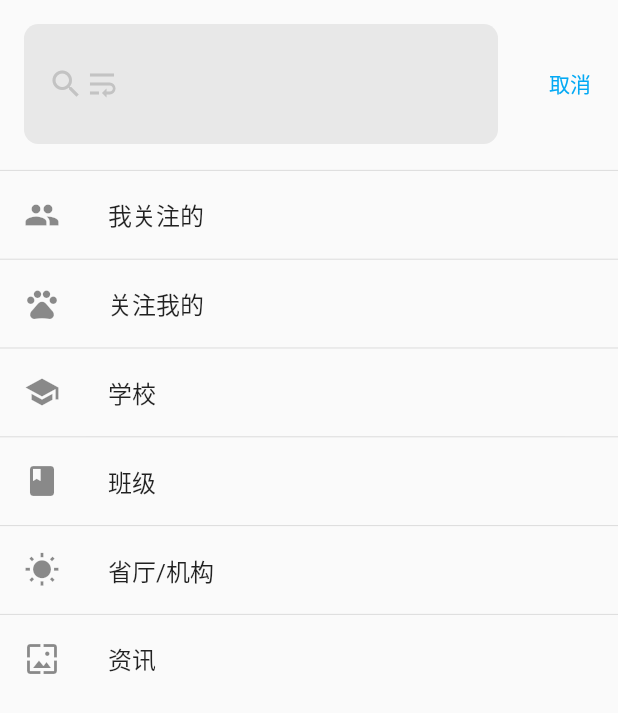
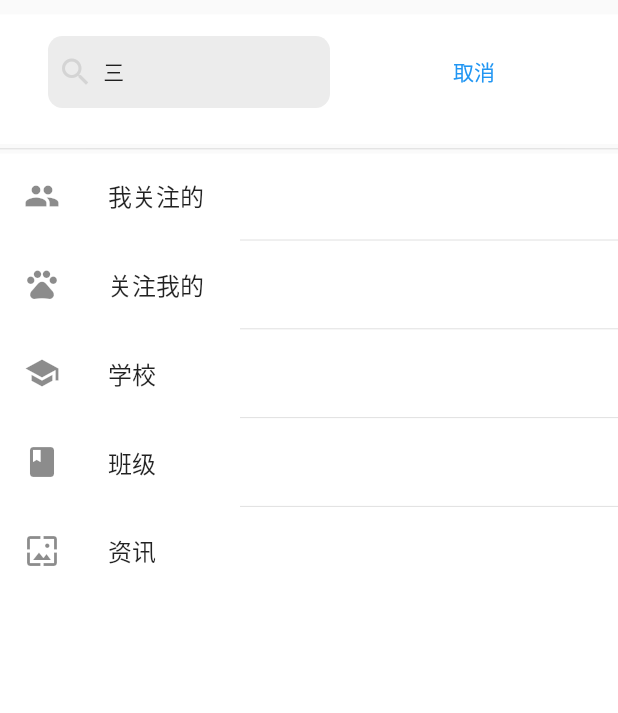
Before and after one commit to Daung/flutter_search, a Flutter app: the screen it shows after launch, after a tap on "取消", on a phone screen of 412 x 824 dp. Shown: the top 713 px of the screen. Run offline on Flutter 3.47's test engine with Material 2 defaults, Android fonts, the phone set to English and light mode, and no system bars.

Commit message:
search模块重构

```diff
--- a/lib/core/data/search_data.dart
+++ b/lib/core/data/search_data.dart
@@ -1,12 +1,18 @@
 import 'package:flutter/material.dart';
 
 class WZSearchData {
-  static Map<Icon, String> initData = {
-    Icon(Icons.people): "我关注的",
-    Icon(Icons.pets): "关注我的",
-    Icon(Icons.school): "学校",
-    Icon(Icons.class_): "班级",
-    Icon(Icons.wb_sunny): "省厅/机构",
-    Icon(Icons.wallpaper): "资讯",
-  };
+  static List<SearchData> datas = [
+    SearchData(Icon(Icons.people), "我关注的"),
+    SearchData(Icon(Icons.pets), "关注我的"),
+    SearchData(Icon(Icons.school), "学校"),
+    SearchData(Icon(Icons.class_), "班级"),
+    SearchData(Icon(Icons.wallpaper), "资讯"),
+  ];
 }
+
+class SearchData {
+  final Icon icon;
+  final String name;
+
+  SearchData(this.icon, this.name);
+}
--- a/lib/main.dart
+++ b/lib/main.dart
@@ -1,96 +1,4 @@
 import 'package:flutter/material.dart';
-import 'package:flutter_search/core/data/search_data.dart';
-import 'package:flutter_search/core/size/size.dart';
-import 'package:flutter_search/ui/mine_focus.dart';
-
-import 'core/extension/int_fit.dart';
-import 'ui/common_search.dart';
+import 'ui/app/app.dart';
 
 void main() => runApp(MyApp());
-
-class MyApp extends StatelessWidget {
-  // This widget is the root of your application.
-  @override
-  Widget build(BuildContext context) {
-    WZDeviceInfo.iniDeviceInfo();
-    return MaterialApp(
-      title: 'Search module',
-      theme: ThemeData(
-        primarySwatch: Colors.lightBlue,
-      ),
-      initialRoute: MyHomePage.routeName,
-      routes: {
-        MyHomePage.routeName: (context) => MyHomePage(),
-        WZMineFocusPage.routeName: (context) => WZMineFocusPage(),
-      },
-      debugShowCheckedModeBanner: false,
-    );
-  }
-}
-
-class MyHomePage extends StatelessWidget {
-  static const routeName = "/";
-
-  const MyHomePage({Key key}) : super(key: key);
-
-  @override
-  Widget build(BuildContext context) {
-    return Scaffold(
-      body: WZBodyContent(),
-    );
-  }
-}
-
-class WZBodyContent extends StatelessWidget {
-  const WZBodyContent({Key key}) : super(key: key);
-
-  @override
-  Widget build(BuildContext context) {
-    return SafeArea(
-      child: Container(
-        child: Column(
-          children: [
-            WZSearchWidget(),
-            Divider(height: 1.px),
-            WZSearchDataWidget(),
-          ],
-        ),
-      ),
-    );
-  }
-}
-
-class WZSearchDataWidget extends StatelessWidget {
-  const WZSearchDataWidget({Key key}) : super(key: key);
-
-  @override
-  Widget build(BuildContext context) {
-    final items = WZSearchData.initData;
-    return Expanded(
-      child: Container(
-        child: ListView.separated(
-            itemBuilder: (context, index) {
-              return ListTile(
-                onTap: () {
-                  switch (index) {
-                    case 0:
-                      Navigator.pushNamed(context, WZMineFocusPage.routeName);
-                      break;
-                    case 1:
-                      break;
-                    default:
-                      break;
-                  }
-                },
-                leading: items.keys.toList()[index],
-                title: Text(items.values.toList()[index]),
-              );
-            },
-            separatorBuilder: (context, index) => Divider(
-                  height: 1.px,
-                ),
-            itemCount: WZSearchData.initData.length),
-      ),
-    );
-  }
-}
--- /dev/null
+++ b/lib/ui/app/app.dart
@@ -0,0 +1,87 @@
+import 'package:flutter/material.dart';
+import 'package:flutter_search/ui/theme/theme.dart';
+
+import '../../core/size/size.dart';
+import '../route/route.dart';
+
+class MyApp extends StatelessWidget {
+  // This widget is the root of your application.
+  @override
+  Widget build(BuildContext context) {
+    WZDeviceInfo.iniDeviceInfo();
+    return MaterialApp(
+      title: 'Search module',
+      theme: WZTheme.theme,
+      initialRoute: WZRoute.initialRoute,
+      routes: WZRoute.routes,
+      debugShowCheckedModeBanner: false,
+    );
+  }
+}
+
+// class MyHomePage extends StatelessWidget {
+//   static const routeName = "/";
+//
+//   const MyHomePage({Key key}) : super(key: key);
+//
+//   @override
+//   Widget build(BuildContext context) {
+//     return Scaffold(
+//       body: WZBodyContent(),
+//     );
+//   }
+// }
+//
+// class WZBodyContent extends StatelessWidget {
+//   const WZBodyContent({Key key}) : super(key: key);
+//
+//   @override
+//   Widget build(BuildContext context) {
+//     return SafeArea(
+//       child: Container(
+//         child: Column(
+//           children: [
+//             WZSearchWidget(),
+//             Divider(height: 1.px),
+//             WZSearchDataWidget(),
+//           ],
+//         ),
+//       ),
+//     );
+//   }
+// }
+//
+// class WZSearchDataWidget extends StatelessWidget {
+//   const WZSearchDataWidget({Key key}) : super(key: key);
+//
+//   @override
+//   Widget build(BuildContext context) {
+//     final items = WZSearchData.initData;
+//     return Expanded(
+//       child: Container(
+//         child: ListView.separated(
+//             itemBuilder: (context, index) {
+//               return ListTile(
+//                 onTap: () {
+//                   switch (index) {
+//                     case 0:
+//                       Navigator.pushNamed(context, WZMineFocusPage.routeName);
+//                       break;
+//                     case 1:
+//                       break;
+//                     default:
+//                       break;
+//                   }
+//                 },
+//                 leading: items.keys.toList()[index],
+//                 title: Text(items.values.toList()[index]),
+//               );
+//             },
+//             separatorBuilder: (context, index) => Divider(
+//                   height: 1.px,
+//                 ),
+//             itemCount: WZSearchData.initData.length),
+//       ),
+//     );
+//   }
+// }
--- /dev/null
+++ b/lib/ui/app/home/home_content.dart
@@ -0,0 +1,54 @@
+import 'package:flutter/material.dart';
+import 'package:flutter_search/core/data/search_data.dart';
+import 'package:flutter_search/ui/app/home/search_detail.dart';
+
+import '../../../core/extension/int_fit.dart';
+import '../../../ui/widgets/search_widget.dart';
+
+//首页要显示的内容
+class WZBodyContent extends StatelessWidget {
+  const WZBodyContent({Key key}) : super(key: key);
+
+  build(context) => SafeArea(
+        child: _contentWidget(),
+      );
+}
+
+Widget _contentWidget() => Container(
+      child: Column(
+        children: [
+          _searchWidget(),
+          _listWidget(),
+        ],
+      ),
+    );
+
+Widget _searchWidget() => WZSearchWidget(
+      valueChanged: (value) {
+        print(value);
+      },
+    );
+
+Widget _listWidget() => Container(child: Expanded(child: _detailListView()));
+
+Widget _detailListView() => Container(
+      color: Colors.white,
+      child: ListView.separated(
+          itemCount: WZSearchData.datas.length,
+          separatorBuilder: (context, index) => Divider(
+                height: 1.px,
+                indent: 50.px,
+              ),
+          itemBuilder: (context, index) {
+            final _searchData = WZSearchData.datas[index];
+            return ListTile(
+              onTap: () {
+                Navigator.pushNamed(
+                    context, WZDetailSearchFromCategoryPage.routeName,
+                    arguments: _searchData);
+              },
+              leading: _searchData.icon,
+              title: Text(_searchData.name),
+            );
+          }),
+    );
--- a/lib/ui/common_search.dart
+++ /dev/null
@@ -1,76 +0,0 @@
-import 'package:flutter/material.dart';
-
-import '../core/extension/int_fit.dart';
-
-class WZSearchWidget extends StatefulWidget {
-  const WZSearchWidget({Key key}) : super(key: key);
-
-  @override
-  _WZSearchWidgetState createState() => _WZSearchWidgetState();
-}
-
-class _WZSearchWidgetState extends State<WZSearchWidget> {
-  final _controller = TextEditingController();
-
-  @override
-  void initState() {
-    super.initState();
-    _controller.addListener(() {
-      print(_controller.value.text);
-    });
-  }
-
-  @override
-  void dispose() {
-    _controller.dispose();
-    super.dispose();
-  }
-
-  @override
-  Widget build(BuildContext context) {
-    return Container(
-      width: double.infinity,
-      child: Row(
-        children: [
-          Expanded(
-              child: Container(
-            margin: EdgeInsets.all(5.px),
-            padding: EdgeInsets.symmetric(horizontal: 5.px),
-            height: 25.px,
-            decoration: BoxDecoration(
-              color: Colors.grey.withOpacity(0.2),
-              borderRadius: BorderRadius.circular(3.px),
-            ),
-            child: Row(
-              children: [
-                Icon(
-                  Icons.search,
-                  color: Colors.grey.withOpacity(0.5),
-                ),
-                Icon(
-                  Icons.wrap_text_outlined,
-                  color: Colors.grey.withOpacity(0.5),
-                ),
-                SizedBox(
-                  width: 2.px,
-                ),
-                Expanded(
-                  child: TextField(
-                    controller: _controller,
-                    decoration: InputDecoration(
-                        border: OutlineInputBorder(borderSide: BorderSide.none),
-                        contentPadding: EdgeInsets.all(0)),
-                  ),
-                ),
-              ],
-            ),
-          )),
-          TextButton(
-            onPressed: () {},
-            child: Text("取消"),
-          )
-        ],
-      ),
-    );
-  }
-}
--- /dev/null
+++ b/lib/ui/home.dart
@@ -0,0 +1,11 @@
+import 'package:flutter/material.dart';
+
+import '../ui/app/home/home_content.dart';
+
+class WZHomePage extends StatelessWidget {
+  static const routeName = "/";
+
+  const WZHomePage({Key key}) : super(key: key);
+
+  build(context) => Material(child: WZBodyContent());
+}
--- /dev/null
+++ b/lib/ui/route/route.dart
@@ -0,0 +1,13 @@
+import 'package:flutter/material.dart';
+
+import '../../ui/app/home/search_detail.dart';
+import '../../ui/home.dart';
+
+class WZRoute {
+  static const String initialRoute = WZHomePage.routeName;
+  static final Map<String, WidgetBuilder> routes = {
+    initialRoute: (context) => WZHomePage(),
+    WZDetailSearchFromCategoryPage.routeName: (context) =>
+        WZDetailSearchFromCategoryPage(),
+  };
+}
--- /dev/null
+++ b/lib/ui/widgets/search_widget.dart
@@ -0,0 +1,149 @@
+import 'package:flutter/material.dart';
+
+import '../../core/extension/int_fit.dart';
+
+final FocusNode _searchFocusNode = FocusNode();
+
+//搜索框 的简单封装
+class WZSearchWidget extends StatelessWidget {
+  final ValueChanged valueChanged;
+
+  WZSearchWidget({Key key, this.valueChanged}) : super(key: key);
+
+  @override
+  Widget build(BuildContext context) {
+    return Column(
+      children: [
+        _contentWidget(context, valueChanged),
+        _separateWidget(),
+      ],
+    );
+  }
+}
+
+Widget _contentWidget(BuildContext context, ValueChanged valueChanged) =>
+    Container(
+      height: 27.px,
+      color: Colors.white,
+      padding: EdgeInsets.only(bottom: 3.px),
+      margin: EdgeInsets.only(top: 3.px),
+      child: _rootChildWidget(context, valueChanged),
+    );
+
+Widget _separateWidget() => Divider(
+      height: 2.px,
+    );
+
+Widget _rootChildWidget(BuildContext context, ValueChanged valueChanged) {
+  return Row(
+    children: [
+      _inputWidget(valueChanged),
+      _cancelWidget(context),
+    ],
+  );
+}
+
+//左边的输入框
+Widget _inputWidget(ValueChanged valueChanged) {
+  return Expanded(
+    child: Container(
+      margin: EdgeInsets.only(left: 10.px),
+      decoration: BoxDecoration(
+        color: Colors.grey.withOpacity(0.2),
+        borderRadius: BorderRadius.circular(3.px),
+      ),
+      child: _inputContentWidget(valueChanged),
+    ),
+  );
+}
+
+Widget _inputContentWidget(ValueChanged valueChanged) {
+  return Row(
+    children: [
+      _searchIconWidget(),
+      _separateIconWidget(),
+      _textFieldWidget(valueChanged),
+    ],
+  );
+}
+
+//放大镜
+Widget _searchIconWidget() {
+  return Container(
+    child: Icon(
+      Icons.search_sharp,
+      color: Colors.grey.withOpacity(0.3),
+    ),
+    padding: EdgeInsets.all(2.px),
+  );
+}
+
+//三分隔符
+Widget _separateIconWidget() {
+  return Container(
+    child: Text("三"),
+  );
+}
+
+//输入框
+//文字垂直居中 InputDecoration=>OutlineInputBorder=>contentPadding 都设置为0
+Widget _textFieldWidget(ValueChanged valueChanged) {
+  return _SearchTextFieldWidget(valueChanged);
+}
+
+//右边的取消按钮
+Widget _cancelWidget(BuildContext context) {
+  return Container(
+    width: 60.px,
+    child: TextButton(
+      style:
+          ButtonStyle(backgroundColor: MaterialStateProperty.all(Colors.white)),
+      onPressed: () {
+        _searchFocusNode.unfocus();
+      },
+      child: Text("取消"),
+    ),
+  );
+}
+
+class _SearchTextFieldWidget extends StatefulWidget {
+  final ValueChanged valueChanged;
+
+  _SearchTextFieldWidget(this.valueChanged);
+
+  @override
+  _SearchTextFieldWidgetState createState() => _SearchTextFieldWidgetState();
+}
+
+class _SearchTextFieldWidgetState extends State<_SearchTextFieldWidget> {
+  final _controller = TextEditingController();
+
+  @override
+  void initState() {
+    _controller.addListener(() {
+      String value = _controller.value.text;
+      widget.valueChanged(value);
+    });
+    super.initState();
+  }
+
+  @override
+  void dispose() {
+    _controller.dispose();
+    super.dispose();
+  }
+
+  @override
+  Widget build(BuildContext context) {
+    return Expanded(
+        child: Container(
+            child: TextField(
+      controller: _controller,
+      focusNode: _searchFocusNode,
+      decoration: InputDecoration(
+        border: OutlineInputBorder(borderSide: BorderSide.none),
+        contentPadding: EdgeInsets.only(left: 5.px),
+      ),
+    )));
+  }
+}
```
Also changed, not shown: lib/ui/app/home/search_detail.dart (renamed from lib/ui/mine_focus.dart, +42 -30 lines), lib/ui/theme/theme.dart (added, +38 -0 lines).
